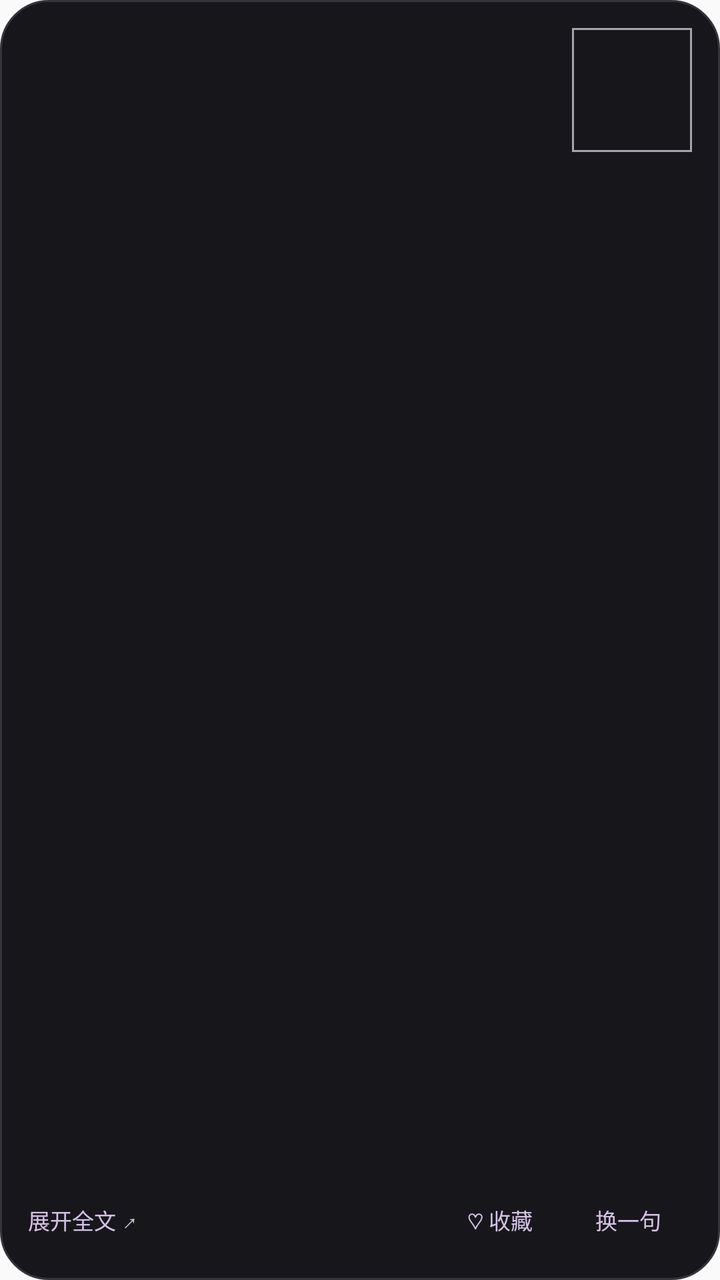
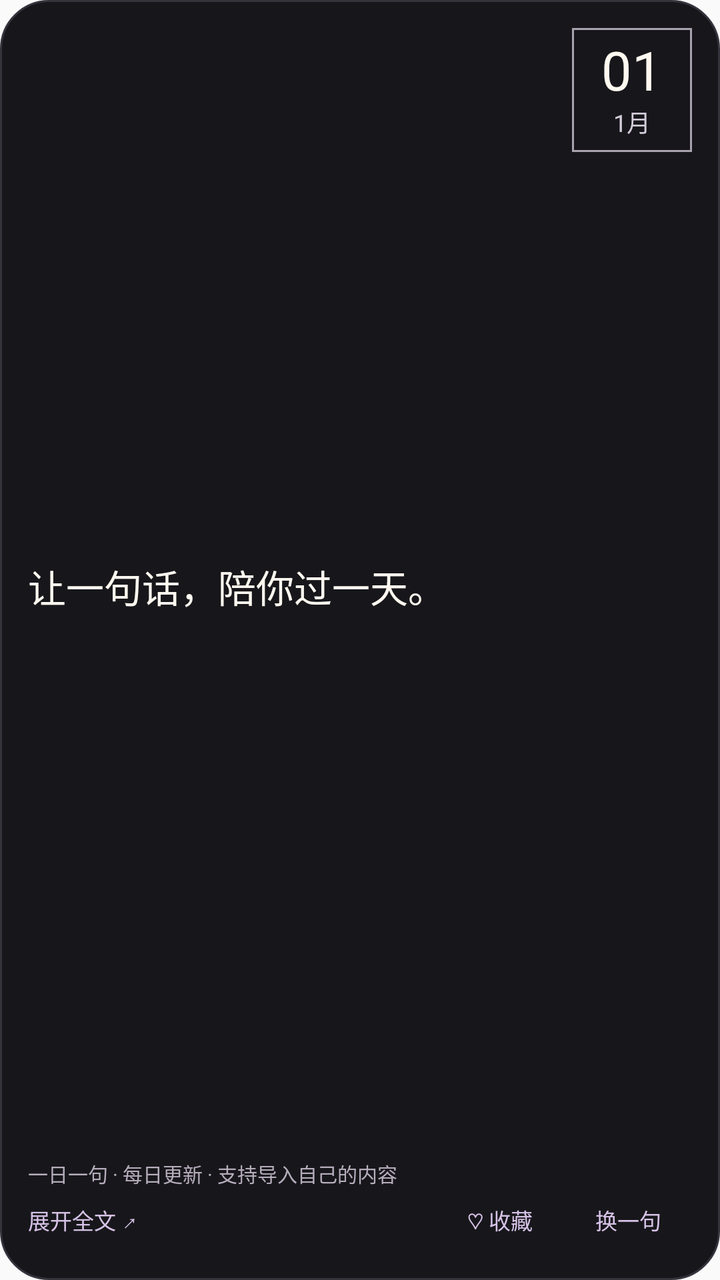

Before-and-after screenshots of an Android layout around one commit, followed by the original layout XML and the change that was made.
<!-- AndroidManifest.xml: application theme android:Theme.Material.Light.NoActionBar -->
<!-- res/layout/widget.xml -->
<LinearLayout xmlns:android="http://schemas.android.com/apk/res/android"
    android:id="@+id/card" android:layout_width="match_parent" android:layout_height="match_parent"
    android:orientation="vertical" android:padding="14dp" android:background="@drawable/card">
    <LinearLayout android:layout_width="match_parent" android:layout_height="0dp" android:layout_weight="1" android:orientation="horizontal">
        <TextView android:id="@+id/quote" android:layout_width="0dp" android:layout_weight="1" android:layout_height="match_parent"
            android:layout_marginEnd="14dp" android:gravity="center_vertical" android:textSize="19sp" android:textColor="#FFF9F0"
            android:lineSpacingExtra="4dp" android:ellipsize="end" android:maxLines="6"/>
        <LinearLayout android:id="@+id/date_box" android:layout_width="60dp" android:layout_height="62dp"
            android:orientation="vertical" android:gravity="center" android:background="@drawable/date_frame">
            <TextView android:id="@+id/day_number" android:layout_width="wrap_content" android:layout_height="wrap_content"
                android:textSize="27sp" android:textColor="#FFF9F0" android:includeFontPadding="false"/>
            <TextView android:id="@+id/month" android:layout_width="wrap_content" android:layout_height="wrap_content"
                android:textSize="12sp" android:textColor="#D5CDDB"/>
        </LinearLayout>
    </LinearLayout>
    <TextView android:id="@+id/source" android:layout_width="match_parent" android:layout_height="wrap_content"
        android:layout_marginTop="7dp" android:textSize="10sp" android:textColor="#B6ADBC" android:maxLines="1" android:ellipsize="end"/>
    <LinearLayout android:layout_width="match_parent" android:layout_height="32dp" android:orientation="horizontal">
        <TextView android:id="@+id/open" android:layout_width="0dp" android:layout_weight="1" android:layout_height="match_parent"
            android:gravity="center_vertical" android:text="展开全文 ↗" android:textSize="11sp" android:textColor="#D6C2E6"/>
        <TextView android:id="@+id/fav" android:layout_width="64dp" android:layout_height="match_parent"
            android:gravity="center" android:text="♡ 收藏" android:textSize="11sp" android:textColor="#D6C2E6"/>
        <TextView android:id="@+id/next" android:layout_width="64dp" android:layout_height="match_parent"
            android:gravity="center" android:text="换一句" android:textSize="11sp" android:textColor="#D6C2E6"/>
    </LinearLayout>
</LinearLayout>
<!-- resources referenced by this layout -->
<resources>
  <!-- drawable card (drawable) -->
  <shape xmlns:android="http://schemas.android.com/apk/res/android"><solid android:color="#17171B"/><corners android:radius="24dp"/><stroke android:width="1dp" android:color="#35343D"/></shape>
  <!-- drawable date_frame (drawable) -->
  <shape xmlns:android="http://schemas.android.com/apk/res/android"><solid android:color="#17171B"/><stroke android:width="1dp" android:color="#A9A3AF"/></shape>
</resources>

<!-- the commit's change to res/layout/widget.xml (unified diff, before → after) -->
@@ -2,18 +2,18 @@
     android:id="@+id/card" android:layout_width="match_parent" android:layout_height="match_parent"
     android:orientation="vertical" android:padding="14dp" android:background="@drawable/card">
     <LinearLayout android:layout_width="match_parent" android:layout_height="0dp" android:layout_weight="1" android:orientation="horizontal">
-        <TextView android:id="@+id/quote" android:layout_width="0dp" android:layout_weight="1" android:layout_height="match_parent"
+        <TextView android:text="让一句话，陪你过一天。" android:id="@+id/quote" android:layout_width="0dp" android:layout_weight="1" android:layout_height="match_parent"
             android:layout_marginEnd="14dp" android:gravity="center_vertical" android:textSize="19sp" android:textColor="#FFF9F0"
             android:lineSpacingExtra="4dp" android:ellipsize="end" android:maxLines="6"/>
         <LinearLayout android:id="@+id/date_box" android:layout_width="60dp" android:layout_height="62dp"
             android:orientation="vertical" android:gravity="center" android:background="@drawable/date_frame">
-            <TextView android:id="@+id/day_number" android:layout_width="wrap_content" android:layout_height="wrap_content"
+            <TextView android:text="01" android:id="@+id/day_number" android:layout_width="wrap_content" android:layout_height="wrap_content"
                 android:textSize="27sp" android:textColor="#FFF9F0" android:includeFontPadding="false"/>
-            <TextView android:id="@+id/month" android:layout_width="wrap_content" android:layout_height="wrap_content"
+            <TextView android:text="1月" android:id="@+id/month" android:layout_width="wrap_content" android:layout_height="wrap_content"
                 android:textSize="12sp" android:textColor="#D5CDDB"/>
         </LinearLayout>
     </LinearLayout>
-    <TextView android:id="@+id/source" android:layout_width="match_parent" android:layout_height="wrap_content"
+    <TextView android:text="一日一句 · 每日更新 · 支持导入自己的内容" android:id="@+id/source" android:layout_width="match_parent" android:layout_height="wrap_content"
         android:layout_marginTop="7dp" android:textSize="10sp" android:textColor="#B6ADBC" android:maxLines="1" android:ellipsize="end"/>
     <LinearLayout android:layout_width="match_parent" android:layout_height="32dp" android:orientation="horizontal">
         <TextView android:id="@+id/open" android:layout_width="0dp" android:layout_weight="1" android:layout_height="match_parent"
